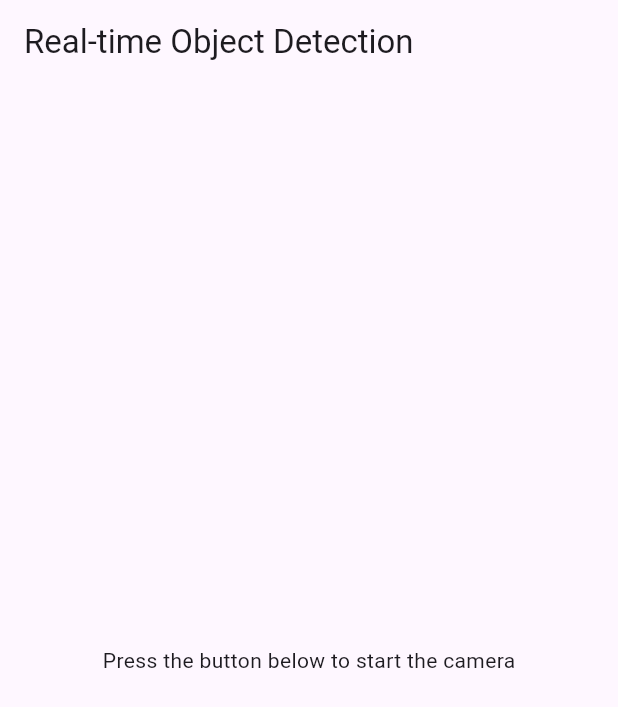
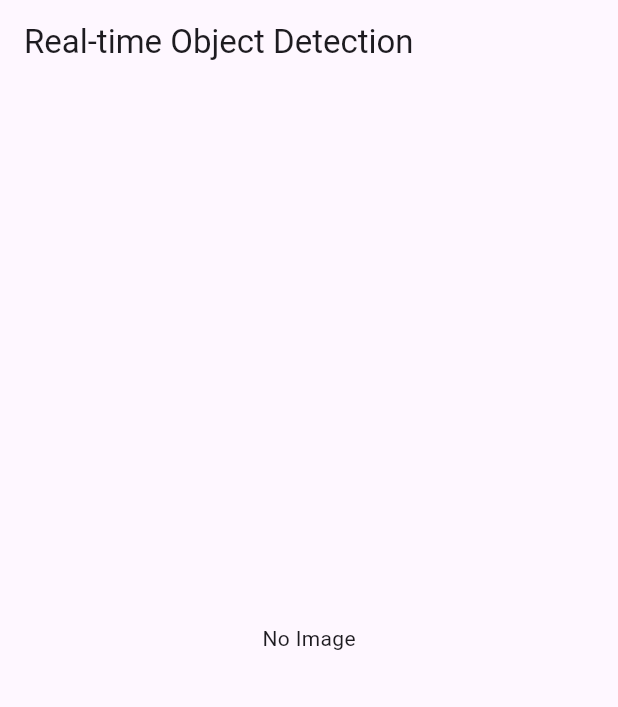
Before and after one commit to aqee1ahmed/emotion_detection_application, a Flutter app: the screen it shows after launch, on a phone screen of 412 x 824 dp. Shown: the top 707 px of the screen. Run offline on Flutter 3.47's test engine with Material 3 defaults, Android fonts, the light colour scheme and no system bars; our stand-ins replace camera; missing offline and left inert: flutter_tflite.

Commit message:
complete app

```diff
--- /dev/null
+++ b/assets/labels.txt
@@ -0,0 +1,3 @@
+0 Happy
+1 Sad
+2 Angry
--- a/lib/home_screen.dart
+++ b/lib/home_screen.dart
@@ -1,4 +1,7 @@
+import 'package:camera/camera.dart';
+import 'package:emotion_detection_application/main.dart';
 import 'package:flutter/material.dart';
+import 'package:flutter_tflite/flutter_tflite.dart';
 
 class HomeScreen extends StatefulWidget {
   const HomeScreen({super.key});
@@ -8,16 +11,89 @@ class HomeScreen extends StatefulWidget {
 }
 
 class _HomeScreenState extends State<HomeScreen> {
+  CameraImage? _savedImage;
+  CameraController? _cameraController;
+  var output = "";
+
+  @override
+  void initState() {
+    super.initState();
+    loadModel();
+    loadCamera();
+  }
+
+  loadCamera() async {
+    _cameraController = CameraController(cameras![0], ResolutionPreset.medium);
+    await _cameraController!.initialize().then((value) {
+      if (!mounted) {
+        return;
+      }
+      setState(() {
+        _cameraController!.startImageStream((imageStream) {
+          _savedImage = imageStream;
+          runModel();
+        });
+      });
+    });
+  }
+
+  runModel() async {
+    if (_savedImage != null) {
+      var recognitions = await Tflite.runModelOnFrame(
+        bytesList: _savedImage!.planes.map((plane) {
+          return plane.bytes;
+        }).toList(),
+        imageHeight: _savedImage!.height,
+        imageWidth: _savedImage!.width,
+        imageMean: 127.5,
+        imageStd: 127.5,
+        rotation: 90,
+        numResults: 2,
+        threshold: 0.1,
+        asynch: true,
+      );
+      for (var element in recognitions!) {
+        setState(() {
+          output = element["label"];
+        });
+      }
+    }
+  }
+
+  loadModel() async {
+    await Tflite.loadModel(
+      model: "assets/detection_model.tflite",
+      labels: "assets/labels.txt",
+    );
+  }
+
   @override
   Widget build(BuildContext context) {
     return Scaffold(
       appBar: AppBar(title: const Text('Real-time Object Detection')),
-      body: const Center(
+      body: Center(
         child: Column(
           mainAxisAlignment: MainAxisAlignment.center,
-          children: <Widget>[
+          children: [
+            Padding(
+              padding: const EdgeInsets.all(20),
+              child: SizedBox(
+                height: MediaQuery.of(context).size.height * 0.7,
+                width: MediaQuery.of(context).size.width,
+                child: _cameraController!.value.isInitialized
+                    ? const Center(child: Text('No Image'))
+                    : AspectRatio(
+                        aspectRatio: _cameraController!.value.aspectRatio,
+                        child: CameraPreview(_cameraController!),
+                      ),
+              ),
+            ),
             Text(
-              'Press the button below to start the camera',
+              output,
+              style: const TextStyle(
+                  color: Colors.black,
+                  fontSize: 20,
+                  fontWeight: FontWeight.bold),
             ),
           ],
         ),
--- a/pubspec.yaml
+++ b/pubspec.yaml
@@ -11,6 +11,7 @@ dependencies:
     sdk: flutter
   camera: ^0.10.5+9
   tflite_flutter: ^0.10.4
+  flutter_tflite: ^1.0.1
 
 dev_dependencies:
   flutter_test:
@@ -19,3 +20,6 @@ dev_dependencies:
 
 flutter:
   uses-material-design: true
+
+assets:
+  - assets/
```
Also changed, not shown: pubspec.lock, 7 other files.
